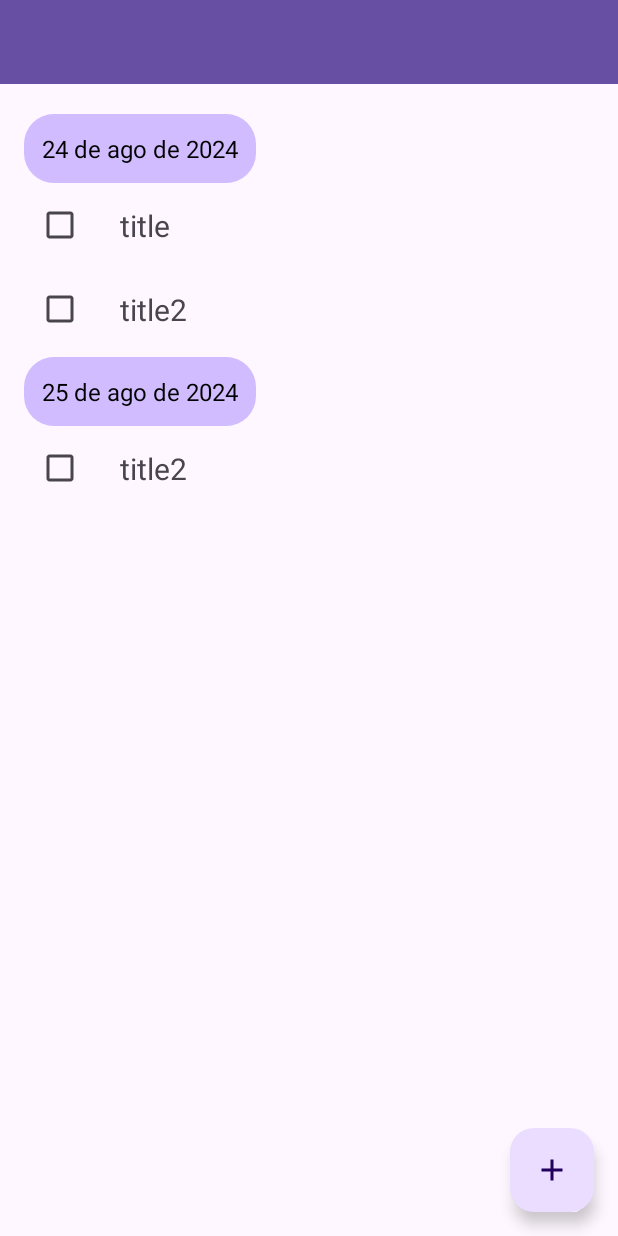
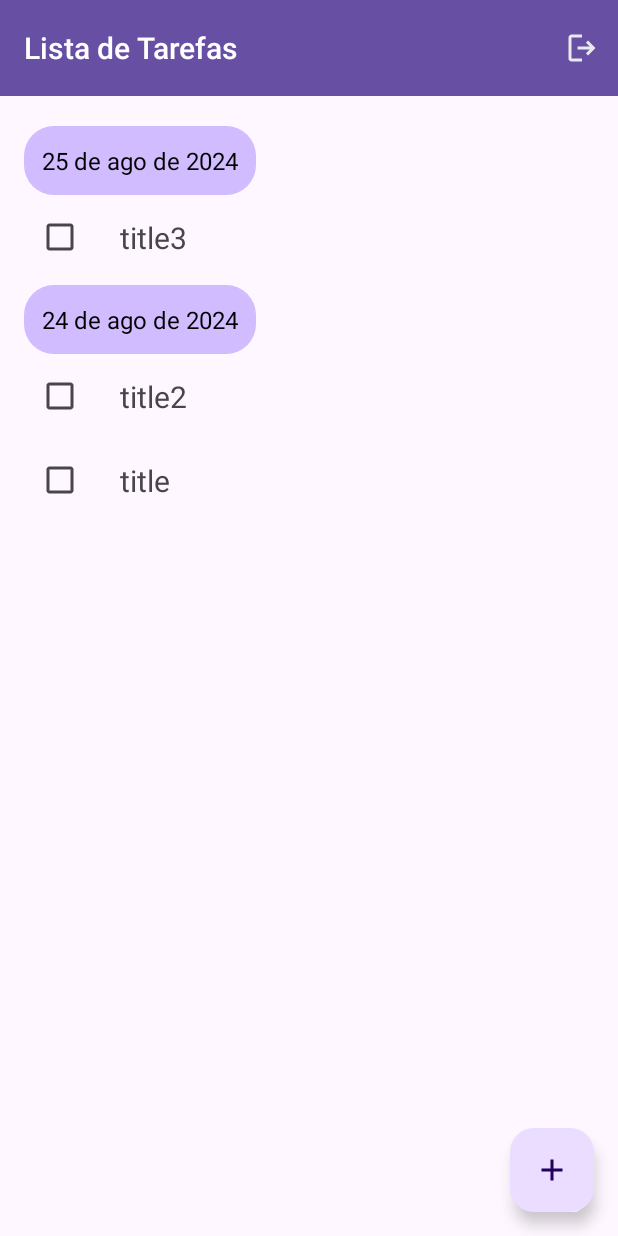
Before and after one commit to brunorodriguesaraujo/tasklist, an Android app: the screen it shows after launch once a user with an empty profile is signed in (HomeActivity), on a phone screen of 412 x 824 dp. Run offline under Robolectric (Android 15) with nearby library versions, the phone set to English and light mode, and no system bars; our stand-ins replace Firebase (no records; nobody signed in at launch, a user with empty details on screens opened directly).

Commit message:
add menu toolbar

```diff
--- a/app/src/main/java/br/com/brunorodrigues/tasklist/home/HomeActivity.kt
+++ b/app/src/main/java/br/com/brunorodrigues/tasklist/home/HomeActivity.kt
@@ -3,7 +3,10 @@ package br.com.brunorodrigues.tasklist.home
 import android.annotation.SuppressLint
 import android.content.Intent
 import android.os.Bundle
+import android.view.Menu
+import android.view.MenuItem
 import androidx.appcompat.app.AppCompatActivity
+import br.com.brunorodrigues.tasklist.R
 import br.com.brunorodrigues.tasklist.databinding.ActivityHomeBinding
 import br.com.brunorodrigues.tasklist.model.TaskModel
 import br.com.brunorodrigues.tasklist.signin.LoginActivity
@@ -15,18 +18,39 @@ class HomeActivity : AppCompatActivity() {
 
     private lateinit var binding: ActivityHomeBinding
     private lateinit var auth: FirebaseAuth
+
     override fun onCreate(savedInstanceState: Bundle?) {
         super.onCreate(savedInstanceState)
         binding = ActivityHomeBinding.inflate(layoutInflater)
         setContentView(binding.root)
         initFirebaseAuth()
+        setToolbar()
         initAdapter()
-        setViews()
         setListener()
     }
 
     private fun initFirebaseAuth() {
         auth = Firebase.auth
+    }
+
+    private fun setToolbar() {
+        setSupportActionBar(binding.toolbarLayout.toolbar)
+        supportActionBar?.title = getString(R.string.task_list_label)
+    }
+
+    override fun onCreateOptionsMenu(menu: Menu?): Boolean {
+        menuInflater.inflate(R.menu.menu_home, menu)
+        return true
+    }
+
+    override fun onOptionsItemSelected(item: MenuItem): Boolean {
+        return when (item.itemId) {
+            R.id.logout -> {
+                signOut()
+                true
+            }
+            else -> super.onOptionsItemSelected(item)
+        }
     }
 
     @SuppressLint("NotifyDataSetChanged")
@@ -35,19 +59,16 @@ class HomeActivity : AppCompatActivity() {
             TaskModel(
                 "1",
                 "title",
-                "alo",
                 "24 de ago de 2024"
             ),
             TaskModel(
                 "2",
                 "title2",
-                "aloo",
                 "24 de ago de 2024"
             ),
             TaskModel(
-                "2",
-                "title2",
-                "aloo",
+                "3",
+                "title3",
                 "25 de ago de 2024"
             ),
         )
@@ -58,16 +79,14 @@ class HomeActivity : AppCompatActivity() {
     }
 
     private fun prepareItems(list: List<TaskModel>): List<Any> {
-        return list.groupBy { it.date }.flatMap { (date, tasks) ->
+        return list.reversed().groupBy {
+            it.date
+        }.flatMap { (date, tasks) ->
             listOf(date) + tasks
         }
     }
 
-    private fun setViews() {
-    }
-
     private fun setListener() {
-//        binding.toolbar.setClickButtonLogout { signOut() }
     }
 
     private fun signOut() {
--- a/app/src/main/java/br/com/brunorodrigues/tasklist/model/TaskModel.kt
+++ b/app/src/main/java/br/com/brunorodrigues/tasklist/model/TaskModel.kt
@@ -3,6 +3,5 @@ package br.com.brunorodrigues.tasklist.model
 data class TaskModel(
     val id: String,
     val title: String,
-    val description: String,
     val date: String
 )
--- a/app/src/main/res/layout/toolbar.xml
+++ b/app/src/main/res/layout/toolbar.xml
@@ -1,13 +1,13 @@
 <?xml version="1.0" encoding="utf-8"?>
-<Toolbar xmlns:android="http://schemas.android.com/apk/res/android"
+<androidx.appcompat.widget.Toolbar xmlns:android="http://schemas.android.com/apk/res/android"
     xmlns:app="http://schemas.android.com/apk/res-auto"
     xmlns:tools="http://schemas.android.com/tools"
     android:id="@+id/toolbar"
+    style="@style/CustomToolbar"
     android:layout_width="match_parent"
     android:layout_height="wrap_content"
     android:background="?attr/colorPrimary"
-    android:titleTextColor="@color/white"
     app:layout_constraintEnd_toEndOf="parent"
     app:layout_constraintStart_toStartOf="parent"
     app:layout_constraintTop_toTopOf="parent"
-    tools:title="@string/title_toolbar_home" />
+    tools:title="@string/task_list_label" />
--- /dev/null
+++ b/app/src/main/res/menu/menu_home.xml
@@ -0,0 +1,9 @@
+<?xml version="1.0" encoding="utf-8"?>
+<menu xmlns:android="http://schemas.android.com/apk/res/android"
+    xmlns:app="http://schemas.android.com/apk/res-auto">
+    <item
+        android:id="@+id/logout"
+        android:icon="@drawable/ic_logout"
+        android:title=""
+        app:showAsAction="always" />
+</menu>
--- a/app/src/main/res/values/strings.xml
+++ b/app/src/main/res/values/strings.xml
@@ -20,5 +20,5 @@
     <string name="required_minimun_length_password">A senha precisa ter no minímo 6 caracteres</string>
     <string name="different_password">Senhas diferentes</string>
     <string name="add_button">add_button</string>
-    <string name="title_toolbar_home">Lista de Tarefas</string>
+    <string name="task_list_label">Lista de Tarefas</string>
 </resources>
--- a/app/src/main/res/values/themes.xml
+++ b/app/src/main/res/values/themes.xml
@@ -1,4 +1,4 @@
-<resources xmlns:tools="http://schemas.android.com/tools">
+<resources>
     <!-- Base application theme. -->
     <style name="Base.Theme.Tasklist" parent="Theme.Material3.DayNight.NoActionBar">
         <!-- Customize your light theme here. -->
@@ -6,4 +6,8 @@
     </style>
 
     <style name="Theme.Tasklist" parent="Base.Theme.Tasklist" />
+
+    <style name="CustomToolbar" parent="Widget.AppCompat.Toolbar">
+        <item name="titleTextColor">@android:color/white</item>
+    </style>
 </resources>
```
